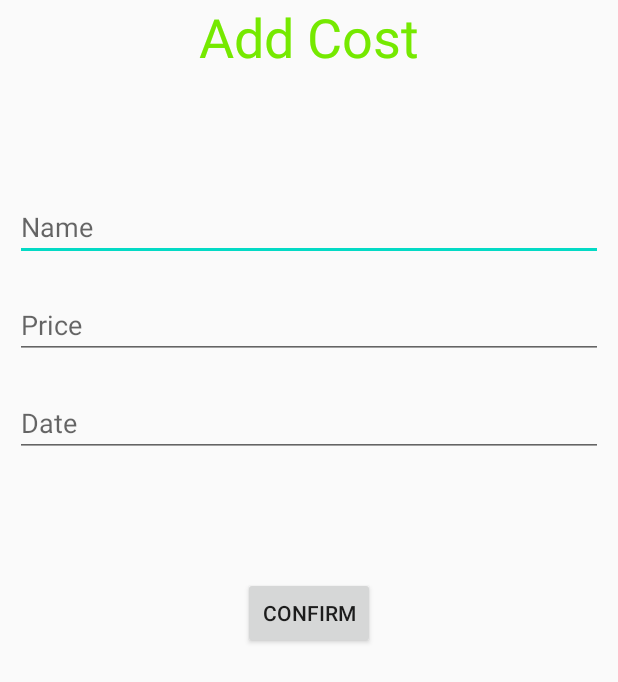
After one commit to russell-knight/cycle-save, an Android app: the AddCost screen opened directly, with no data from a screen before it, on a phone screen of 412 x 824 dp. The commit adds this screen. Shown: the top 682 px of the screen. Run offline under Robolectric (Android 15) with nearby library versions, the light colour scheme and no system bars.

Commit message:
Whoops forgot to commit for a whole evening... Created Add Cost Activity Begun work on Database implementation Errrmmm probably other things too?

```diff
--- /dev/null
+++ b/app/src/main/java/android/example/cyclesave/AddCost.kt
@@ -0,0 +1,18 @@
+package android.example.cyclesave
+
+import android.os.Bundle
+import android.widget.EditText
+import android.widget.Toast
+import androidx.appcompat.app.AppCompatActivity
+
+class AddCost : AppCompatActivity() {
+    override fun onCreate(savedInstanceState: Bundle?) {
+        super.onCreate(savedInstanceState)
+        setContentView(R.layout.activity_add_cost)
+
+        val edtDate = findViewById<EditText>(R.id.editText_date) as EditText
+        edtDate.setOnClickListener {
+            Toast.makeText(this@AddCost, "EditText Click", Toast.LENGTH_SHORT).show()
+        }
+    }
+}
--- a/app/src/main/java/android/example/cyclesave/Cost.kt
+++ b/app/src/main/java/android/example/cyclesave/Cost.kt
@@ -5,6 +5,7 @@ import java.time.LocalDate
 /**The Cost class is used to store data about costs incurred from cycling
  * e.g name=Service, price=100, datePurchased=03/12/20*/
 
-class Cost(var name: String, var price: Number, var datePurchased: LocalDate) {
+
+class Cost(var name: String, var price: Int, var datePurchased: LocalDate) {
 
 }
--- a/app/src/main/java/android/example/cyclesave/HomeActivity.kt
+++ b/app/src/main/java/android/example/cyclesave/HomeActivity.kt
@@ -8,6 +8,8 @@ import android.widget.Button
 // import FloatingButton here?
 
 class HomeActivity : AppCompatActivity() {
+
+    private var moneySaved = 0;
 
     override fun onCreate(savedInstanceState: Bundle?) {
         super.onCreate(savedInstanceState)
--- /dev/null
+++ b/app/src/main/res/layout/activity_add_cost.xml
@@ -0,0 +1,51 @@
+<?xml version="1.0" encoding="utf-8"?>
+<LinearLayout
+    xmlns:android="http://schemas.android.com/apk/res/android"
+    android:layout_width="match_parent"
+    android:layout_height="match_parent"
+    android:orientation="vertical">
+
+    <LinearLayout
+        android:orientation="vertical"
+        android:layout_width="match_parent"
+        android:layout_height="wrap_content">
+        <TextView
+            android:id="@+id/add_cost_heading"
+            android:text="Add Cost"
+            android:textSize="36sp"
+            android:textColor="@color/colorPrimary"
+            android:layout_marginBottom="70dp"
+            android:layout_gravity="center"
+            android:layout_width="wrap_content"
+            android:layout_height="match_parent"/>
+
+        <EditText
+            android:id="@+id/editText_name"
+            android:hint="Name"
+            android:layout_width="match_parent"
+            android:layout_height="wrap_content"
+            android:layout_margin="10dp"/>
+        <EditText
+            android:id="@+id/editText_price"
+            android:hint="Price"
+            android:inputType="number"
+            android:layout_width="match_parent"
+            android:layout_height="wrap_content"
+            android:layout_margin="10dp"/>
+        <EditText
+            android:id="@+id/editText_date"
+            android:inputType="date"
+            android:layout_width="match_parent"
+            android:layout_height="wrap_content"
+            android:layout_margin="10dp"
+            android:ems="10"
+            android:hint="Date"/>
+        <Button
+            android:id="@+id/confirm_cost_button"
+            android:text="Confirm"
+            android:layout_marginTop="70dp"
+            android:layout_gravity="center"
+            android:layout_width="wrap_content"
+            android:layout_height="wrap_content"/>
+    </LinearLayout>
+</LinearLayout>
```
Also changed, not shown: app/src/main/AndroidManifest.xml (+8 -4 lines), app/src/main/java/android/example/cyclesave/CostsActivity.kt (+24 -0 lines), app/src/main/java/android/example/cyclesave/DatabaseHelper.kt (added, +44 -0 lines), app/src/main/res/layout/activity_costs.xml (+8 -3 lines).
